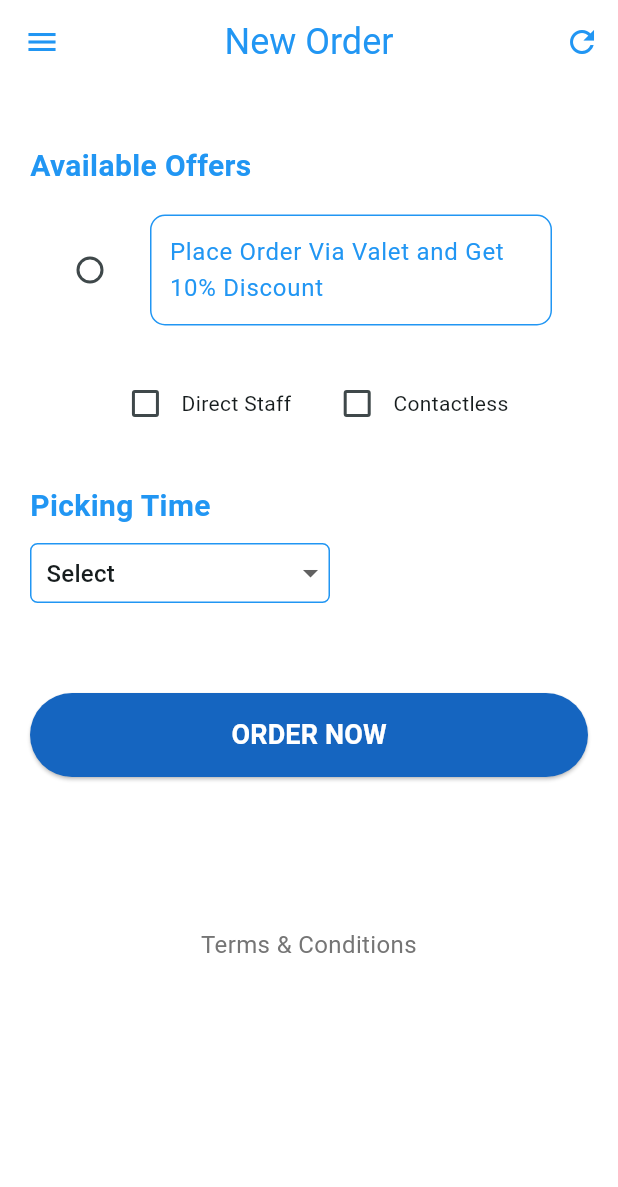
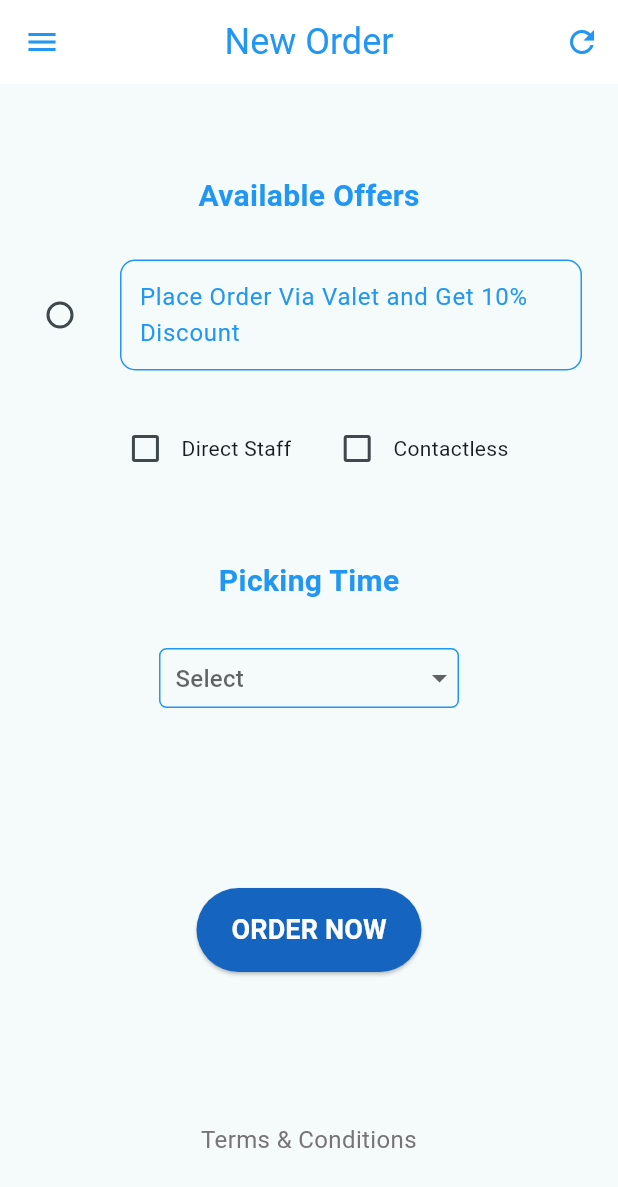
Before and after one commit to abhisheksr227/integrate3_screen, a Flutter app: the CustomerNewOrder screen opened directly, on a phone screen of 412 x 824 dp. Shown: the top 1187 px of the screen. Run offline on Flutter 3.47's test engine with Material 2 defaults, Android fonts, the phone set to English and light mode, and no system bars; our stand-ins replace charts_flutter, dots_indicator, fl_chart, google_maps_flutter, pie_chart; missing offline and left inert: another_stepper.

Commit message:
git commit -m "second commit"

```diff
--- a/lib/Customers/NewOrder.dart
+++ b/lib/Customers/NewOrder.dart
@@ -12,7 +12,7 @@ class CustomerNewOrder extends StatefulWidget {
 
 class _CustomerNewOrderState extends State<CustomerNewOrder> {
   String Complaint = 'Select';
-  List<String> elements = ['Select','9:00 am to 11:00 am','11:00 am to 01:00 pm','01:00 pm to 03:00 pm'];
+  List<String> elements = ['9:00 am to 11:00 am','11:00 am to 01:00 pm','01:00 pm to 03:00 pm'];
   String selectedOption = '';
   bool expressSelected = false;
   bool normalSelected = false;
@@ -58,14 +58,12 @@ class _CustomerNewOrderState extends State<CustomerNewOrder> {
         ),
         centerTitle: true,
       ),
-      body: Container(
-        padding: EdgeInsets.all(20),
-        color: Colors.white,
+      body: SingleChildScrollView(
         child: Column(
-          crossAxisAlignment: CrossAxisAlignment.stretch,
           children: [
-            SizedBox(height: 20),
-            Text(
+            SizedBox(height: 60),
+            Center(
+              child: Text(
                 'Available Offers',
                 style: TextStyle(
                   fontSize: 20,
@@ -73,7 +71,8 @@ class _CustomerNewOrderState extends State<CustomerNewOrder> {
                   color: Colors.blue,
                 ),
               ),
-            SizedBox(height: 10),
+            ),
+            SizedBox(height: 20),
             ListTile(
               leading: Radio(
                 activeColor: Colors.blue,
@@ -127,9 +126,9 @@ class _CustomerNewOrderState extends State<CustomerNewOrder> {
                 Text('Contactless'),
               ],
             ),
-            SizedBox(height: 30),
+            SizedBox(height: 50),
             Column(
-              crossAxisAlignment: CrossAxisAlignment.start,
+              crossAxisAlignment: CrossAxisAlignment.center,
               children: [
                 Text(
                   'Picking Time',
@@ -139,7 +138,7 @@ class _CustomerNewOrderState extends State<CustomerNewOrder> {
                     color: Colors.blue,
                   ),
                 ),
-                SizedBox(height: 10),
+                SizedBox(height: 30),
                 Container(
                   width: 200,
                   height: 40,
@@ -171,8 +170,9 @@ class _CustomerNewOrderState extends State<CustomerNewOrder> {
                 ),
               ],
             ),
-            SizedBox(height: 60),
-            ElevatedButton(
+            SizedBox(height: 120),
+            SizedBox(width: 150,
+              child: ElevatedButton(
                 onPressed: () {
                   showDialog(
                     context: context,
@@ -208,6 +208,7 @@ class _CustomerNewOrderState extends State<CustomerNewOrder> {
                   ),
                 ),
               ),
+            ),
 
             SizedBox(height: 100),
             Text(
```
Lines whose indentation alone changed are shown as unchanged.
